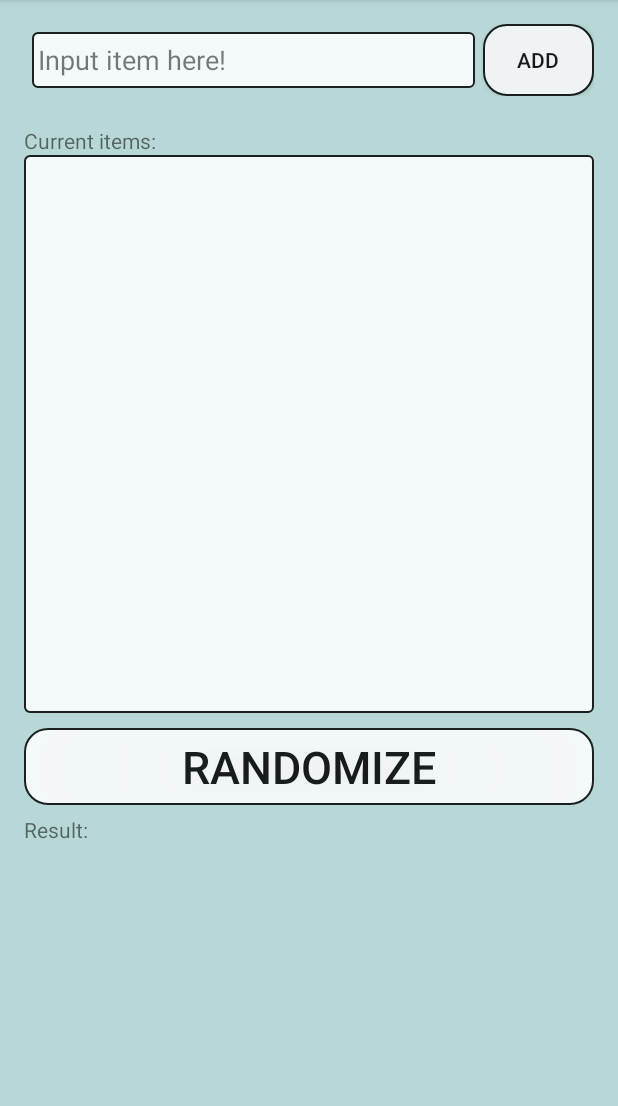
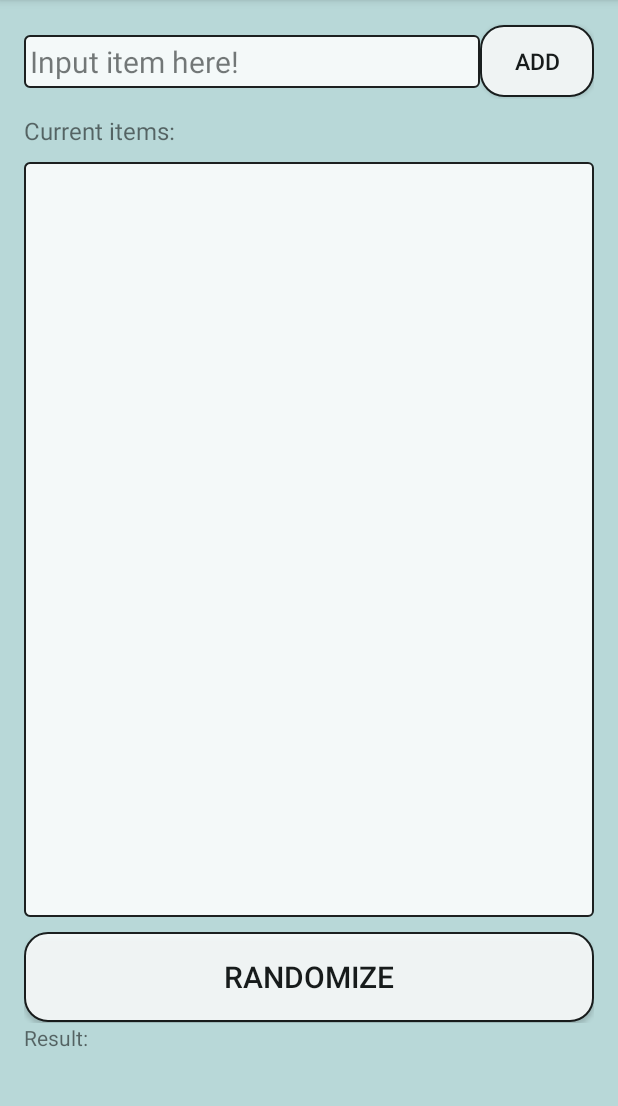
Before and after one commit to DevCro/RandomChooser, an Android app: the screen it shows after launch (MainActivity), on a phone screen of 412 x 824 dp, the part 84-1190 px from its top. Run offline under Robolectric (Android 15) with nearby library versions, the light colour scheme and no system bars.

Commit message:
layout fix

```diff
--- a/app/build.gradle
+++ b/app/build.gradle
@@ -6,8 +6,8 @@ android {
         applicationId "com.devcro.randomchooser"
         minSdkVersion 16
         targetSdkVersion 28
-        versionCode 3
-        versionName "1.2"
+        versionCode 4
+        versionName "1.3"
         testInstrumentationRunner "android.support.test.runner.AndroidJUnitRunner"
     }
     buildTypes {
--- a/app/src/main/AndroidManifest.xml
+++ b/app/src/main/AndroidManifest.xml
@@ -11,7 +11,8 @@
         android:supportsRtl="true"
         android:theme="@style/AppTheme">
         <activity
-            android:name="com.devcro.randomchooserseminarskirad.MainActivity">
+            android:name="com.devcro.randomchooserseminarskirad.MainActivity"
+            android:windowSoftInputMode="adjustPan">
             <intent-filter>
                 <action android:name="android.intent.action.MAIN" />
 
--- a/app/src/main/java/com/devcro/randomchooserseminarskirad/MainActivity.java
+++ b/app/src/main/java/com/devcro/randomchooserseminarskirad/MainActivity.java
@@ -64,7 +64,6 @@ public class MainActivity extends AppCompatActivity implements MyRecyclerViewAda
         opt = (EditText) findViewById(R.id.opt);
         slika = (ImageView) findViewById(R.id.slika);
         itemList = new ArrayList<>();
-        LinearLayout layout = (LinearLayout) findViewById(R.id.layout);
         path = getApplicationContext().getFilesDir().getAbsolutePath();
 
 
@@ -76,7 +75,7 @@ public class MainActivity extends AppCompatActivity implements MyRecyclerViewAda
         trenutno.setAdapter(adapter);
 
         DividerItemDecoration dividerItemDecoration = new DividerItemDecoration(trenutno.getContext(),
-                layout.getOrientation());
+                DividerItemDecoration.VERTICAL);
         trenutno.addItemDecoration(dividerItemDecoration);
 
 
--- a/app/src/main/res/layout/activity_main.xml
+++ b/app/src/main/res/layout/activity_main.xml
@@ -2,77 +2,72 @@
 
 
 <RelativeLayout xmlns:android="http://schemas.android.com/apk/res/android"
-    xmlns:tools="http://schemas.android.com/tools"
     android:layout_width="match_parent"
     android:layout_height="match_parent"
     android:paddingLeft="@dimen/activity_horizontal_margin"
     android:paddingTop="@dimen/activity_vertical_margin"
     android:paddingRight="@dimen/activity_horizontal_margin"
     android:paddingBottom="@dimen/activity_vertical_margin"
-    tools:context="com.devcro.randomchooserseminarskirad.MainActivity">
+    >
 
 
     <LinearLayout
-        android:id="@+id/layout"
         android:layout_width="match_parent"
-        android:layout_height="match_parent"
-        android:layout_alignParentEnd="true"
-        android:layout_alignParentRight="true"
-        android:focusable="true"
-        android:focusableInTouchMode="true"
-        android:orientation="vertical"
-        android:weightSum="1">
-
-        <LinearLayout
-            android:layout_width="match_parent"
-            android:layout_height="wrap_content"
+        android:layout_height="50dp"
+        android:layout_alignParentTop="true"
         android:orientation="horizontal">
 
         <EditText
             android:id="@+id/opt"
             android:layout_width="0px"
-                android:layout_height="match_parent"
-                android:layout_margin="5sp"
+            android:layout_height="wrap_content"
+            android:layout_gravity="center"
             android:layout_weight="0.8"
+            android:alpha="0.85"
             android:background="@drawable/text"
             android:hint="Input item here!"
-                android:imeOptions="actionDone"
-                android:alpha="0.85"
-                android:inputType="text" />
+            android:inputType="text"
+            android:textSize="20dp" />
 
         <Button
             android:id="@+id/addBtn"
-                android:layout_width="0px"
+            android:layout_width="0dp"
             android:layout_height="wrap_content"
-                android:layout_gravity="center_horizontal"
+            android:layout_gravity="center"
             android:layout_weight="0.2"
+            android:alpha="0.85"
             android:background="@drawable/buttonshape"
-                android:alpha="0.85"
-                android:text="Add" />
+            android:text="Add"
+            android:textSize="15dp" />
     </LinearLayout>
 
     <LinearLayout
         android:layout_width="match_parent"
-            android:layout_height="wrap_content"
+        android:layout_height="match_parent"
+        android:layout_marginTop="50dp"
+        android:layout_marginBottom="70dp"
         android:orientation="vertical">
 
         <TextView
             android:id="@+id/textView2"
             android:layout_width="wrap_content"
-                android:layout_height="wrap_content"
-                android:paddingTop="30px"
+            android:layout_height="0px"
+            android:layout_weight="0.07"
+            android:gravity="center"
             android:text="Current items:"
-                android:textAppearance="?android:attr/textAppearanceSmall" />
+            android:textAppearance="?android:attr/textAppearanceSmall"
+            android:textSize="16dp" />
 
         <android.support.v7.widget.RecyclerView
             android:id="@+id/trenutno"
             android:layout_width="match_parent"
-                android:layout_height="372dp"
+            android:layout_height="0px"
             android:layout_marginBottom="10dp"
             android:layout_span="39"
+            android:layout_weight="0.83"
+            android:alpha="0.85"
             android:background="@drawable/text"
             android:divider="#dedbdb"
-                android:alpha="0.85"
             android:dividerHeight="2dp">
 
         </android.support.v7.widget.RecyclerView>
@@ -80,20 +75,21 @@
         <Button
             android:id="@+id/randBtn"
             android:layout_width="match_parent"
-                android:layout_height="wrap_content"
+            android:layout_height="0px"
+            android:layout_weight="0.1"
+            android:alpha="0.85"
             android:background="@drawable/buttonshape"
-                android:padding="5dip"
+            android:gravity="center"
             android:text="Randomize"
-                android:alpha="0.85"
-                android:textSize="30sp" />
+            android:textSize="20dp" />
 
     </LinearLayout>
 
     <LinearLayout
         android:layout_width="fill_parent"
-            android:layout_height="wrap_content"
-            android:orientation="horizontal"
-            android:paddingTop="10px">
+        android:layout_height="70dp"
+        android:layout_alignParentBottom="true"
+        android:orientation="horizontal">
 
         <LinearLayout
             android:layout_width="0px"
@@ -129,7 +125,4 @@
 
     </LinearLayout>
 
-
-    </LinearLayout>
-
 </RelativeLayout>
--- a/app/src/main/res/layout/recyclerview_row.xml
+++ b/app/src/main/res/layout/recyclerview_row.xml
@@ -12,7 +12,7 @@
         android:layout_width="0px"
         android:layout_height="wrap_content"
         android:layout_weight="0.8"
-        android:textSize="20sp" />
+        android:textSize="25dp" />
 
     <ImageButton
         android:id="@+id/deleteButton"
```
Also changed, not shown: 1 other file. Lines whose indentation alone changed are shown as unchanged.
